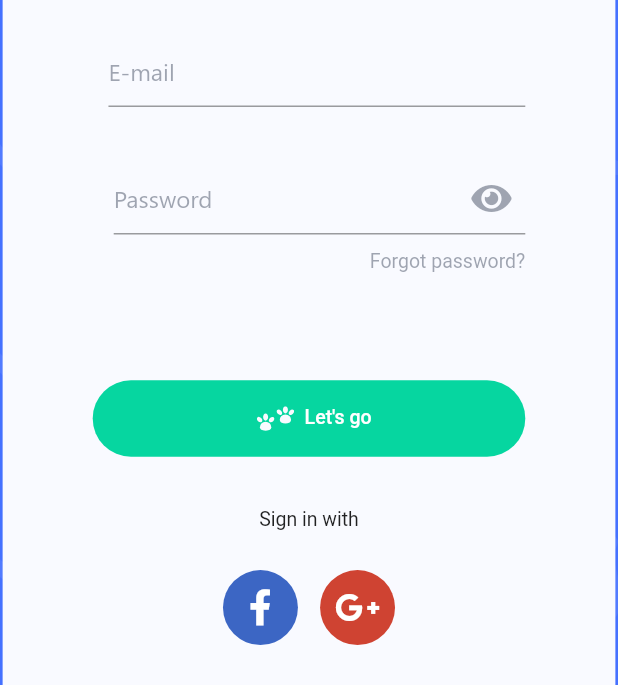
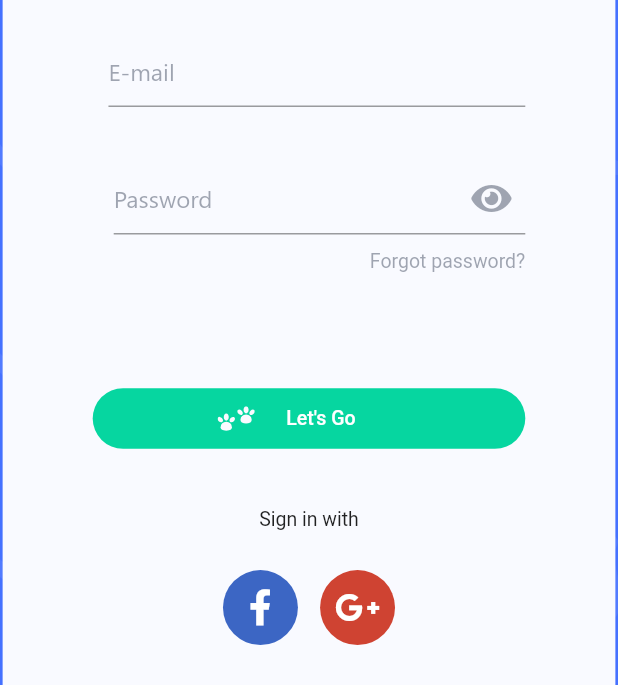
Before and after one commit to Mina-Nabil/petsmatch, a Flutter app: the screen it shows after launch, on a phone screen of 412 x 824 dp, the part 551-1236 px from its top. Run offline on Flutter 3.47's test engine with Material 2 defaults, Android fonts, the phone set to English and light mode, and no system bars; our stand-ins replace flutter_svg, font_awesome_flutter, page_transition, validators.

Commit message:
Adding form

```diff
--- a/lib/main.dart
+++ b/lib/main.dart
@@ -1,5 +1,4 @@
 import 'package:flutter/material.dart';
-import 'package:petmatch/screens/login/ownerReg.dart';
 import 'package:petmatch/screens/login/splash.dart';
 import 'package:petmatch/theme/petsTheme.dart';
 
--- a/lib/screens/basescreen.dart
+++ b/lib/screens/basescreen.dart
@@ -63,7 +63,7 @@ class _BaseScreenState extends State<BaseScreen> {
   @override
   void initState() {
     super.initState();
-
+    //Adjust text color and background color
     switch (this.widget.backGroundColor) {
       case bgColor.blue:
         bgColorRGB = PetsTheme.petsBgBlueColor;
@@ -79,6 +79,7 @@ class _BaseScreenState extends State<BaseScreen> {
         break;
       default: //blue background
         bgColorRGB = PetsTheme.petsBgBlueColor;
+        break;
     }
 
     switch (this.widget.backGroundMask) {
--- a/lib/screens/login/login.dart
+++ b/lib/screens/login/login.dart
@@ -10,7 +10,7 @@ import 'package:petmatch/screens/login/regTypes.dart';
 import 'package:petmatch/screens/login/sendMailCode.dart';
 import 'package:petmatch/theme/petsTheme.dart';
 import 'package:petmatch/widgets/LoginScreenSetup.dart';
-import 'package:petmatch/widgets/LoginSubmitButton.dart';
+import 'package:petmatch/widgets/SubmitButton.dart';
 
 class LoginScreen extends StatefulWidget {
   @override
@@ -166,7 +166,7 @@ class _LoginScreenState extends State<LoginScreen> {
             Flexible(
               flex: 2,
               fit: FlexFit.tight,
-              child: LoginSubmitButton(fieldsWidth: fieldsWidth, callBackFunction: signUp,),
+              child: SubmitButton(fieldsWidth: fieldsWidth, callBackFunction: signUp,),
             ),
             //Other sign in options
             Flexible(
--- a/lib/screens/login/regTypes.dart
+++ b/lib/screens/login/regTypes.dart
@@ -27,6 +27,7 @@ class _RegTypesScreenState extends State<RegTypesScreen> {
         //refreshing page in case it is popped up
         .then((value) => setState(() {
               allTypes = {userType.owner: false, userType.store: false, userType.trainer: false, userType.vet: false};
+              PetsTheme.currentMainColor = PetsTheme.petsBlueColor;
             }));
   }
 
--- a/lib/theme/petsTheme.dart
+++ b/lib/theme/petsTheme.dart
@@ -14,7 +14,9 @@ class PetsTheme {
   static final Color petsPinkColor = Color.fromRGBO(114, 9, 183, 1);
   static final Color petsCyanColor = Color.fromRGBO(31, 175, 219, 1);
   static final Color petsGrayColor = Color.fromARGB(128, 69, 79, 99);
+  static final Color petsHintGrayColor = Color.fromRGBO(69, 79, 99, 0.5);
   static final Color petsGreenColor = Color.fromRGBO(6, 214, 160, 1);
+  static Color currentMainColor = petsBlueColor;
 
   static final Color petsBgBlueColor = petsBlueColor.withOpacity(.6);
   static final Color petsBgPurpleColor = petsPurpleColor.withOpacity(.6);
--- a/lib/widgets/CommonScreenSetup.dart
+++ b/lib/widgets/CommonScreenSetup.dart
@@ -9,7 +9,8 @@ class CommonScreenSetup extends StatelessWidget {
   final bgColor screenBgColor;
   final bgMask screenBgMask;
 
-  CommonScreenSetup(this._topWidget, this._bottomWidget, {this.isSmallTop = false, this.screenBgColor=bgColor.blue, this.screenBgMask=bgMask.def});
+  CommonScreenSetup(this._topWidget, this._bottomWidget,
+      {this.isSmallTop = false, this.screenBgColor = bgColor.blue, this.screenBgMask = bgMask.def});
 
   @override
   Widget build(BuildContext context) {
@@ -19,8 +20,8 @@ class CommonScreenSetup extends StatelessWidget {
     int bottomAreaFlex = 23;
 
     if (isSmallTop) {
-      topAreaFlex = 6;
-      bottomAreaFlex = 26;
+      topAreaFlex = 4;
+      bottomAreaFlex = 28;
     }
 
     return BaseScreen(
@@ -57,10 +58,11 @@ class CommonScreenSetup extends StatelessWidget {
                       //Bottom Widget Area
                       Flexible(
                           flex: bottomAreaFlex,
-                          fit: FlexFit.tight,
+                          fit: FlexFit.loose,
                           child: Container(
                             alignment: Alignment.centerLeft,
-                            width: MediaQuery.of(context).size.width,
+                            width: double.infinity,
+                            height: double.infinity,
                             margin: EdgeInsets.symmetric(horizontal: PetsTheme.getSmallestPadMarg(context)),
                             decoration: BoxDecoration(
                                 color: PetsTheme.whiteBarColor,
--- a/lib/widgets/LoginScreenSetup.dart
+++ b/lib/widgets/LoginScreenSetup.dart
@@ -11,10 +11,12 @@ class LoginScreenSetup extends StatelessWidget {
   final String topbarSubtitle;
   final String formTitle;
   final String formSubtitle;
-  Color textColor;
   final bgColor backgroundColor;
   final bgMask backgroundMask;
   final bool isSmallTopArea;
+  final bool isBottomScrollable;
+  final bool smalFormTitle;
+  final Alignment formTitleAlignment;
 
   LoginScreenSetup(
       {@required this.formTitle,
@@ -25,19 +27,25 @@ class LoginScreenSetup extends StatelessWidget {
       this.backgroundColor = bgColor.blue,
       this.backgroundMask = bgMask.def,
       this.isSmallTopArea = false,
+      this.smalFormTitle = false,
+      this.isBottomScrollable = false,
+      this.formTitleAlignment = Alignment.center,
       this.topbarSubtitle = ''}) {
-    switch (backgroundColor) {
+    switch (this.backgroundColor) {
       case bgColor.blue:
-        textColor = PetsTheme.petsBlueColor;
+        PetsTheme.currentMainColor = PetsTheme.petsBlueColor;
+        break;
+      case bgColor.purple:
+        PetsTheme.currentMainColor = PetsTheme.petsPurpleColor;
         break;
       case bgColor.pink:
-        textColor = PetsTheme.petsPinkColor;
+        PetsTheme.currentMainColor = PetsTheme.petsPinkColor;
         break;
       case bgColor.cyan:
-        textColor = PetsTheme.petsCyanColor;
+        PetsTheme.currentMainColor = PetsTheme.petsCyanColor;
         break;
-      case bgColor.purple:
-        textColor = PetsTheme.petsPurpleColor;
+      default: //blue background
+        PetsTheme.currentMainColor = PetsTheme.petsBlueColor;
         break;
     }
   }
@@ -67,9 +75,11 @@ class LoginScreenSetup extends StatelessWidget {
               constraints: BoxConstraints(maxHeight: logoMaxHeight),
               child: Hero(
                   tag: "logo",
+                  child: SizedBox(
                     child: SvgPicture.asset(
                       "assets/images/logo/orig.svg",
                       color: PetsTheme.whiteBarColor,
+                    ),
                   ))));
       topAreaWidgets.add(logoWidget);
     }
@@ -81,16 +91,26 @@ class LoginScreenSetup extends StatelessWidget {
         child: Column(
           mainAxisAlignment: MainAxisAlignment.spaceEvenly,
           children: [
-            Text(
+            Flexible(
+              flex: 2,
+              child: FittedBox(
+                child: Text(
                   this.topbarTitle,
-              style:
-                  TextStyle(fontFamily: "Roboto", color: PetsTheme.whiteBarColor, fontWeight: FontWeight.bold, fontSize: PetsTheme.getMuchLargerFont(context)),
+                  style: TextStyle(
+                      fontFamily: "Roboto", color: PetsTheme.whiteBarColor, fontWeight: FontWeight.bold, fontSize: PetsTheme.getMuchLargerFont(context)),
+                ),
+              ),
             ),
             (this.topbarSubtitle != '')
-                ? Text(
+                ? Flexible(
+                    flex: 1,
+                    child: FittedBox(
+                      child: Text(
                         this.topbarSubtitle,
                         style: TextStyle(
                             fontFamily: "Roboto", color: PetsTheme.whiteBarColor, fontWeight: FontWeight.normal, fontSize: PetsTheme.getLargeFont(context)),
+                      ),
+                    ),
                   )
                 : Container(),
           ],
@@ -99,7 +119,7 @@ class LoginScreenSetup extends StatelessWidget {
     );
     topAreaWidgets.add(topTitleWidget);
 
-    List<Widget> mainBottomAreaWidgets = [
+    List<Widget> formTitleAreaWidgets = [
       Flexible(
         flex: 1,
         child: Container(),
@@ -107,10 +127,16 @@ class LoginScreenSetup extends StatelessWidget {
       Flexible(
         flex: formTitleFlex,
         child: Container(
-          alignment: Alignment.center,
+          alignment: formTitleAlignment,
+          child: FittedBox(
             child: Text(
               this.formTitle,
-            style: TextStyle(color: this.textColor, fontFamily: "Roboto", fontWeight: FontWeight.bold, fontSize: PetsTheme.getMuchLargerFont(context)),
+              style: TextStyle(
+                  color: PetsTheme.currentMainColor,
+                  fontFamily: "Roboto",
+                  fontWeight: FontWeight.bold,
+                  fontSize: (!this.smalFormTitle) ? PetsTheme.getMuchLargerFont(context) : PetsTheme.getMeduimFont(context)),
+            ),
           ),
         ),
       ),
@@ -121,13 +147,16 @@ class LoginScreenSetup extends StatelessWidget {
         flex: formSubtitleFlex,
         child: Container(
           alignment: Alignment.center,
+          child: FittedBox(
             child: Text(
               this.formSubtitle,
-            style: TextStyle(color: this.textColor, fontFamily: "Roboto", fontWeight: FontWeight.normal, fontSize: PetsTheme.getLargerFont(context)),
+              style:
+                  TextStyle(color: PetsTheme.currentMainColor, fontFamily: "Roboto", fontWeight: FontWeight.normal, fontSize: PetsTheme.getMeduimFont(context)),
+            ),
           ),
         ),
       );
-      mainBottomAreaWidgets.add(formSubtitleWidget);
+      formTitleAreaWidgets.add(formSubtitleWidget);
     }
 
     Widget bottomAreaRootWidget = Container(
@@ -139,10 +168,18 @@ class LoginScreenSetup extends StatelessWidget {
               flex: 4,
               child: Container(
                 child: Column(
-                  children: mainBottomAreaWidgets,
+                  children: formTitleAreaWidgets,
                 ),
               )),
-          Flexible(flex: 17, child: Container(child: formWidget)),
+          Flexible(
+              flex: 17,
+              child: (!isBottomScrollable)
+                  ? Container(child: formWidget)
+                  : SingleChildScrollView(
+                      child: Container(
+                        child: formWidget,
+                      ),
+                    )),
         ],
       ),
     );
@@ -162,6 +199,7 @@ class LoginScreenSetup extends StatelessWidget {
       //Configurations
       screenBgColor: this.backgroundColor,
       screenBgMask: this.backgroundMask,
+      isSmallTop: this.isSmallTopArea,
     );
   }
 }
--- a/lib/widgets/LoginSubmitButton.dart
+++ b/lib/widgets/SkipButton.dart
@@ -4,15 +4,17 @@ import 'package:flutter_svg/svg.dart';
 import 'package:petmatch/settings/paths.dart';
 import 'package:petmatch/theme/petsTheme.dart';
 
-class LoginSubmitButton extends StatelessWidget {
-  LoginSubmitButton({
+class SkipButton extends StatelessWidget {
+  SkipButton({
     Key key,
     @required this.callBackFunction,
-    this.fieldsWidth=null,
+    this.buttonText="Skip",
+    this.fieldsWidth,
   }) : super(key: key);
 
   double fieldsWidth;
   final Function callBackFunction;
+  final String buttonText;
 
   @override
   Widget build(BuildContext context) {
@@ -23,9 +25,9 @@ class LoginSubmitButton extends StatelessWidget {
     return Container(
       alignment: Alignment.center,
       width: fieldsWidth,
-
+      margin: EdgeInsets.all(PetsTheme.getLargerPadMarg(context)),
       constraints: BoxConstraints(maxWidth: fieldsWidth, maxHeight: MediaQuery.of(context).size.height*0.07),
-      decoration: BoxDecoration(color: PetsTheme.petsGreenColor, borderRadius: BorderRadius.circular(PetsTheme.getMuchLargerFont(context))),
+      decoration: BoxDecoration(color: PetsTheme.whiteBarColor, border: Border.all(color: PetsTheme.petsBlueColor), borderRadius: BorderRadius.circular(PetsTheme.getMuchLargerFont(context))),
       child: FlatButton(
         onPressed: callBackFunction,
         child: Row(
@@ -35,21 +37,11 @@ class LoginSubmitButton extends StatelessWidget {
           children: [
             Flexible(
                 flex: 1,
-                child: Container(
-                  margin: EdgeInsets.symmetric(horizontal: PetsTheme.getSmallPadMarg(context)),
-                  child: SizedBox(
-                      child: SvgPicture.asset(
-                    Paths.twoPaws_icon_file,
-                    color: PetsTheme.whiteBarColor,
-                  )),
-                )),
-            Flexible(
-                flex: 1,
-                child: SizedBox(
+                child: FittedBox(
                   child: Text(
-                    "Let's go",
+                    buttonText,
                     style:
-                        TextStyle(color: Colors.white, fontFamily: "Roboto", fontWeight: FontWeight.w500, fontSize: PetsTheme.getSmallFont(context)),
+                        TextStyle(color: PetsTheme.currentMainColor, fontFamily: "Roboto", fontWeight: FontWeight.w500, fontSize: PetsTheme.getSmallFont(context)),
                   ),
                 )),
           ],
--- /dev/null
+++ b/lib/widgets/SubmitButton.dart
@@ -0,0 +1,74 @@
+import 'package:flutter/material.dart';
+import 'package:flutter_svg/svg.dart';
+import 'package:petmatch/settings/paths.dart';
+import 'package:petmatch/theme/petsTheme.dart';
+
+class SubmitButton extends StatelessWidget {
+  SubmitButton({
+    Key key,
+    @required this.callBackFunction,
+    this.buttonText = "Let's Go",
+    this.isShowPaws = true,
+    this.fieldsWidth,
+  }) : super(key: key);
+
+  double fieldsWidth;
+  final Function callBackFunction;
+  final String buttonText;
+  final bool isShowPaws;
+
+  @override
+  Widget build(BuildContext context) {
+    if (fieldsWidth == null) {
+      fieldsWidth = MediaQuery.of(context).size.width * .7;
+    }
+
+    return Container(
+      alignment: Alignment.center,
+      width: fieldsWidth,
+      height: MediaQuery.of(context).size.height * 0.07,
+      margin: EdgeInsets.all(PetsTheme.getSmallerPadMarg(context)),
+      constraints: BoxConstraints(maxWidth: fieldsWidth, maxHeight: MediaQuery.of(context).size.height * 0.07),
+      decoration: BoxDecoration(color: PetsTheme.petsGreenColor, borderRadius: BorderRadius.circular(PetsTheme.getMuchLargerFont(context))),
+      child: FlatButton(
+        onPressed: callBackFunction,
+        child: Row(
+          mainAxisAlignment: MainAxisAlignment.center,
+          mainAxisSize: MainAxisSize.max,
+          crossAxisAlignment: CrossAxisAlignment.center,
+          children: [
+            (isShowPaws)
+                ? Flexible(
+                    flex: 2,
+                    fit: FlexFit.tight,
+                    child: Container(
+                      padding: EdgeInsets.all(PetsTheme.getMeduimPadMarg(context)),
+                      alignment: Alignment.centerRight,
+                      child: SizedBox(
+                          child: SvgPicture.asset(
+                        Paths.twoPaws_icon_file,
+                        color: PetsTheme.whiteBarColor,
+                      )),
+                    ),
+                  )
+                : Flexible(flex: 2, fit: FlexFit.tight, child: Container()),
+            Flexible(
+              flex: 3,
+              fit: FlexFit.tight,
+              child: Container(
+                padding: EdgeInsets.all(PetsTheme.getMeduimPadMarg(context)),
+                alignment: Alignment.centerLeft,
+                child: SizedBox(
+                  child: Text(
+                    buttonText,
+                    style: TextStyle(color: Colors.white, fontFamily: "Roboto", fontWeight: FontWeight.w500, fontSize: PetsTheme.getSmallFont(context)),
+                  ),
+                ),
+              ),
+            ),
+          ],
+        ),
+      ),
+    );
+  }
+}
```
Also changed, not shown: lib/screens/login/ownerReg.dart (deleted, +0 -41 lines), lib/screens/login/ownerRegistration.dart (added, +122 -0 lines), lib/screens/login/regTypeSelected.dart (+13 -9 lines), lib/widgets/LabelledFormField.dart (added, +36 -0 lines), lib/widgets/regTextField.dart (+6 -11 lines). Lines whose indentation alone changed are shown as unchanged.
